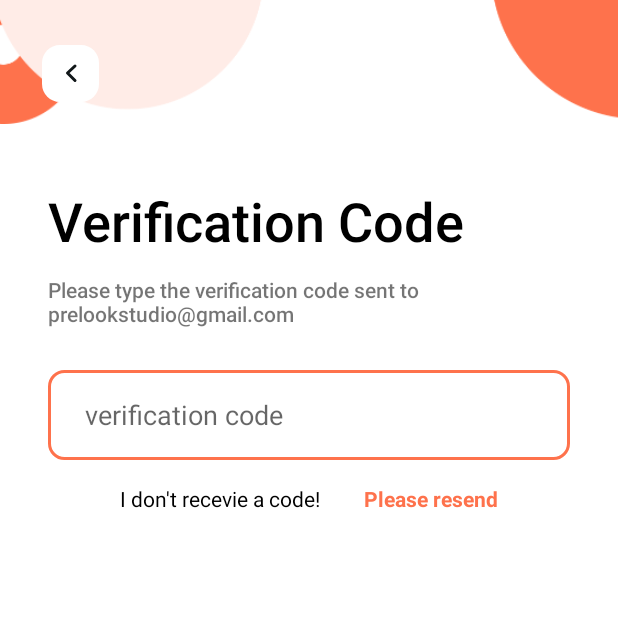
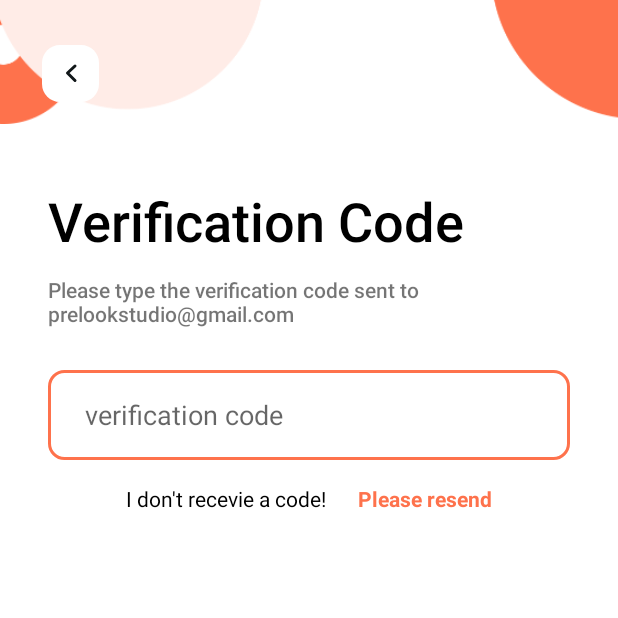
Before and after one commit to khaiminh302/AndroidCourse, an Android app: the screen it shows after launch (MainActivity), on a phone screen of 412 x 824 dp, the top half of it. Run offline under Robolectric (Android 15) with nearby library versions, the phone set to English and light mode, and no system bars.

Commit message:
Quick margin fix

```diff
--- a/Week1/app/src/main/res/layout/verification.xml
+++ b/Week1/app/src/main/res/layout/verification.xml
@@ -9,7 +9,7 @@
         android:id="@+id/no_rx_code"
         android:layout_width="0dp"
         android:layout_height="wrap_content"
-        android:layout_marginStart="48dp"
+        android:layout_marginStart="52dp"
         android:layout_marginTop="16dp"
         android:text="I don't recevie a code!"
         android:textColor="@color/black"
@@ -20,7 +20,7 @@
         android:id="@+id/pls_resend"
         android:layout_width="0dp"
         android:layout_height="wrap_content"
-        android:layout_marginEnd="48dp"
+        android:layout_marginEnd="52dp"
         android:text="Please resend"
         android:textColor="@color/orange"
         android:textStyle="bold"
```
